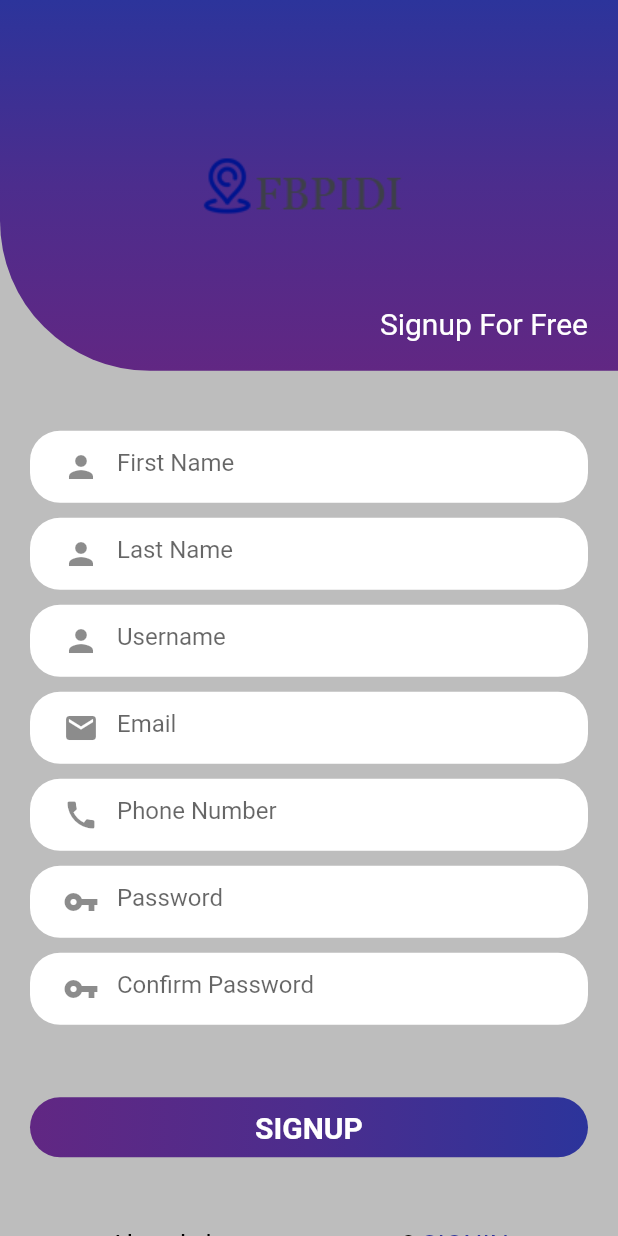
After one commit to BekaHaile/fbpidi, a Flutter app: the SignUp screen opened by its route, on a phone screen of 412 x 824 dp. The commit adds this screen. Run offline on Flutter 3.47's test engine with Material 2 defaults, Android fonts, the phone set to English and light mode, and no system bars; our stand-ins replace font_awesome_flutter.

Commit message:
Sign Up page added

```diff
--- a/lib/main.dart
+++ b/lib/main.dart
@@ -1,3 +1,5 @@
+import 'package:fbpidi/widgets/screens/Registration/signUp.dart';
+import 'package:fbpidi/widgets/screens/products.dart';
 import 'package:fbpidi/widgets/screens/home_page.dart';
 import 'package:flutter/material.dart';
 
@@ -21,6 +23,8 @@ class MyApp extends StatelessWidget {
         home: HomePage(),
         routes: {
           '/homePage': (BuildContext context) => HomePage(),
+          '/products': (BuildContext context) => ProductsPage(),
+          '/signUp': (BuildContext context) => SignUp(),
         },
         onGenerateRoute: (RouteSettings settings) {
           // final requests = settings.arguments;
--- a/lib/widgets/components/fbpidi_drawer.dart
+++ b/lib/widgets/components/fbpidi_drawer.dart
@@ -46,90 +46,13 @@ class _FbpidiDrawerState extends State<FbpidiDrawer> {
                     setState(() {
                       _currentSelected = index;
                     });
+                    if (index == 4) Navigator.pushNamed(context, "/products");
                   },
                 ),
               );
             },
           ),
         ),
-        //     Container(
-        //       color: _currentSelected == index ? Colors.deepPurple : Colors.white,
-        //       child: ListTile(
-        //         selectedTileColor: Theme.of(context).highlightColor,
-        //         title: Text(
-        //           'Home',
-        //           style: TextStyle(fontSize: 18),
-        //         ),
-        //         onTap: () {
-        //           changeColor(0);
-        //         },
-        //       ),
-        //     ),
-        //     Container(
-        //       color: _currentSelected == index ? Colors.deepPurple : Colors.white,
-        //       child: ListTile(
-        //         selectedTileColor: Theme.of(context).highlightColor,
-        //         title: Text(
-        //           'About Us',
-        //           style: TextStyle(fontSize: 18),
-        //         ),
-        //         onTap: () {
-        //           // changeColor(1);
-        //         },
-        //       ),
-        //     ),
-        //     Container(
-        //       color: _currentSelected == index ? Colors.deepPurple : Colors.white,
-        //       child: ListTile(
-        //         selectedTileColor: Theme.of(context).highlightColor,
-        //         title: Text(
-        //           'Manufacturers',
-        //           style: TextStyle(fontSize: 18),
-        //         ),
-        //         onTap: () {
-        //           changeColor(2);
-        //         },
-        //       ),
-        //     ),
-        //     Container(
-        //       color: _currentSelected == index ? Colors.deepPurple : Colors.white,
-        //       child: ListTile(
-        //         selectedTileColor: Theme.of(context).highlightColor,
-        //         title: Text(
-        //           'Suppliers',
-        //           style: TextStyle(fontSize: 18),
-        //         ),
-        //         onTap: () {
-        //           changeColor(3);
-        //         },
-        //       ),
-        //     ),
-        //     Container(
-        //       color: _currentSelected == index ? Colors.deepPurple : Colors.white,
-        //       child: ListTile(
-        //         selectedTileColor: Theme.of(context).highlightColor,
-        //         title: Text(
-        //           'Products',
-        //           style: TextStyle(fontSize: 18),
-        //         ),
-        //         onTap: () {
-        //           changeColor(4);
-        //         },
-        //       ),
-        //     ),
-        //     Container(
-        //       color: _currentSelected == index ? Colors.deepPurple : Colors.white,
-        //       child: ListTile(
-        //         selectedTileColor: Theme.of(context).highlightColor,
-        //         title: Text(
-        //           'Collaborations',
-        //           style: TextStyle(fontSize: 18),
-        //         ),
-        //         onTap: () {
-        //           changeColor(5);
-        //         },
-        //       ),
-        //     ),
       ],
     );
   }
--- /dev/null
+++ b/lib/widgets/screens/Registration/signUp.dart
@@ -0,0 +1,302 @@
+import 'package:flutter/material.dart';
+import 'package:font_awesome_flutter/font_awesome_flutter.dart';
+
+class SignUp extends StatelessWidget {
+  @override
+  Widget build(BuildContext context) {
+    return Scaffold(
+      backgroundColor: Colors.grey.shade400,
+      body: SafeArea(
+        child: SingleChildScrollView(
+          child: Container(
+            height: MediaQuery.of(context).size.height * 1.2,
+            padding: EdgeInsets.only(bottom: 30),
+            child: Column(
+              children: <Widget>[
+                HeaderContainer("Signup For Free"),
+                Expanded(
+                  flex: 1,
+                  child: Container(
+                    margin: EdgeInsets.only(left: 20, right: 20, top: 30),
+                    child: Column(
+                      mainAxisSize: MainAxisSize.max,
+                      children: <Widget>[
+                        _textInput(hint: "First Name", icon: Icons.person),
+                        _textInput(hint: "Last Name", icon: Icons.person),
+                        _textInput(hint: "Username", icon: Icons.person),
+                        _textInput(hint: "Email", icon: Icons.email),
+                        _textInput(hint: "Phone Number", icon: Icons.call),
+                        _textInput(hint: "Password", icon: Icons.vpn_key),
+                        _textInput(
+                            hint: "Confirm Password", icon: Icons.vpn_key),
+                        Expanded(
+                          child: Center(
+                            child: ButtonWidget(
+                              btnText: "SIGNUP",
+                              onClick: () {
+                                Navigator.pop(context);
+                              },
+                            ),
+                          ),
+                        ),
+                        RichText(
+                          text: TextSpan(children: [
+                            TextSpan(
+                                text: "Already have an account? ",
+                                style: TextStyle(
+                                    fontSize: 18, color: Colors.black)),
+                            TextSpan(
+                                text: "SIGNIN",
+                                style: TextStyle(
+                                  fontSize: 18,
+                                  color: Color.fromRGBO(44, 52, 155, 1),
+                                )),
+                          ]),
+                        ),
+                        Text("OR",
+                            style: TextStyle(
+                              fontSize: 18,
+                              color: Colors.black,
+                            )),
+                        Text("Login with",
+                            style: TextStyle(
+                              fontSize: 23,
+                              color: Colors.black,
+                            )),
+                        Row(
+                          children: [
+                            Padding(
+                              padding: const EdgeInsets.all(10.0),
+                              child: Container(
+                                width: MediaQuery.of(context).size.width * 0.37,
+                                height: 50.0,
+                                child: SizedBox.expand(
+                                  child: RaisedButton(
+                                    key: Key('raised'),
+                                    shape: RoundedRectangleBorder(
+                                      borderRadius:
+                                          new BorderRadius.circular(7.0),
+                                    ),
+                                    onPressed: () {},
+                                    child: Row(
+                                      mainAxisAlignment:
+                                          MainAxisAlignment.spaceEvenly,
+                                      children: [
+                                        Icon(
+                                          FontAwesomeIcons.googlePlusG,
+                                          color: Colors.white,
+                                        ),
+                                        Text(
+                                          "Google",
+                                          style: TextStyle(
+                                              fontSize: 18,
+                                              fontWeight: FontWeight.bold,
+                                              color: Colors.white),
+                                        ),
+                                      ],
+                                    ),
+                                    color: Color.fromRGBO(221, 75, 57, 1),
+                                    disabledColor:
+                                        Theme.of(context).disabledColor,
+                                  ),
+                                ),
+                              ),
+                            ),
+                            Padding(
+                              padding: const EdgeInsets.all(6.0),
+                              child: Container(
+                                width: MediaQuery.of(context).size.width * 0.13,
+                                height: 50.0,
+                                child: SizedBox.expand(
+                                  child: RaisedButton(
+                                    key: Key('raised'),
+                                    shape: RoundedRectangleBorder(
+                                      borderRadius:
+                                          new BorderRadius.circular(7.0),
+                                    ),
+                                    onPressed: () {},
+                                    child: Row(
+                                      mainAxisAlignment:
+                                          MainAxisAlignment.spaceEvenly,
+                                      children: [
+                                        Icon(
+                                          FontAwesomeIcons.twitter,
+                                          color: Colors.white,
+                                          size: 21,
+                                        ),
+                                      ],
+                                    ),
+                                    color: Color.fromRGBO(29, 161, 242, 1),
+                                    disabledColor:
+                                        Theme.of(context).disabledColor,
+                                  ),
+                                ),
+                              ),
+                            ),
+                            Padding(
+                              padding: const EdgeInsets.all(6.0),
+                              child: Container(
+                                width: MediaQuery.of(context).size.width * 0.13,
+                                height: 50.0,
+                                child: SizedBox.expand(
+                                  child: RaisedButton(
+                                    key: Key('raised'),
+                                    shape: RoundedRectangleBorder(
+                                      borderRadius:
+                                          new BorderRadius.circular(7.0),
+                                    ),
+                                    onPressed: () {},
+                                    child: Row(
+                                      mainAxisAlignment:
+                                          MainAxisAlignment.spaceEvenly,
+                                      children: [
+                                        Icon(
+                                          FontAwesomeIcons.facebook,
+                                          color: Colors.white,
+                                          size: 21,
+                                        ),
+                                      ],
+                                    ),
+                                    color: Color.fromRGBO(59, 89, 152, 1),
+                                    disabledColor:
+                                        Theme.of(context).disabledColor,
+                                  ),
+                                ),
+                              ),
+                            ),
+                            Padding(
+                              padding: const EdgeInsets.all(6.0),
+                              child: Container(
+                                width: MediaQuery.of(context).size.width * 0.13,
+                                height: 50.0,
+                                child: SizedBox.expand(
+                                  child: RaisedButton(
+                                    key: Key('raised'),
+                                    shape: RoundedRectangleBorder(
+                                      borderRadius:
+                                          new BorderRadius.circular(7.0),
+                                    ),
+                                    onPressed: () {},
+                                    child: Row(
+                                      mainAxisAlignment:
+                                          MainAxisAlignment.spaceEvenly,
+                                      children: [
+                                        Icon(
+                                          FontAwesomeIcons.gitAlt,
+                                          color: Colors.white,
+                                          size: 21,
+                                        ),
+                                      ],
+                                    ),
+                                    color: Color.fromRGBO(24, 23, 23, 1),
+                                    disabledColor:
+                                        Theme.of(context).disabledColor,
+                                  ),
+                                ),
+                              ),
+                            ),
+                          ],
+                        ),
+                      ],
+                    ),
+                  ),
+                )
+              ],
+            ),
+          ),
+        ),
+      ),
+    );
+  }
+
+  Widget _textInput({controller, hint, icon}) {
+    return Container(
+      margin: EdgeInsets.only(top: 10),
+      decoration: BoxDecoration(
+        borderRadius: BorderRadius.all(Radius.circular(20)),
+        color: Colors.white,
+      ),
+      padding: EdgeInsets.only(left: 10),
+      child: TextFormField(
+        controller: controller,
+        decoration: InputDecoration(
+          border: InputBorder.none,
+          hintText: hint,
+          prefixIcon: Icon(icon),
+        ),
+      ),
+    );
+  }
+}
+
+class HeaderContainer extends StatelessWidget {
+  final text;
+
+  HeaderContainer(this.text);
+
+  @override
+  Widget build(BuildContext context) {
+    return Container(
+      height: MediaQuery.of(context).size.height * 0.3,
+      decoration: BoxDecoration(
+          gradient: LinearGradient(colors: [
+            Color.fromRGBO(44, 52, 155, 1),
+            Color.fromRGBO(76, 45, 141, 1),
+            Color.fromRGBO(97, 39, 131, 1),
+          ], end: Alignment.bottomCenter, begin: Alignment.topCenter),
+          borderRadius: BorderRadius.only(bottomLeft: Radius.circular(100))),
+      child: Stack(
+        children: <Widget>[
+          Positioned(
+              bottom: 20,
+              right: 20,
+              child: Text(
+                text,
+                style: TextStyle(color: Colors.white, fontSize: 20),
+              )),
+          Center(
+            child: Image.asset(
+              "assets/frontpages/images/brand/logo2.png",
+              height: 300,
+              width: 300,
+            ),
+          ),
+        ],
+      ),
+    );
+  }
+}
+
+class ButtonWidget extends StatelessWidget {
+  final btnText;
+  final onClick;
+
+  ButtonWidget({this.btnText, this.onClick});
+
+  @override
+  Widget build(BuildContext context) {
+    return InkWell(
+      onTap: onClick,
+      child: Container(
+        width: double.infinity,
+        height: 40,
+        decoration: BoxDecoration(
+          gradient: LinearGradient(colors: [
+            Color.fromRGBO(44, 52, 155, 1),
+            Color.fromRGBO(76, 45, 141, 1),
+            Color.fromRGBO(97, 39, 131, 1),
+          ], end: Alignment.centerLeft, begin: Alignment.centerRight),
+          borderRadius: BorderRadius.all(
+            Radius.circular(100),
+          ),
+        ),
+        alignment: Alignment.center,
+        child: Text(
+          btnText,
+          style: TextStyle(
+              fontSize: 20, color: Colors.white, fontWeight: FontWeight.bold),
+        ),
+      ),
+    );
+  }
+}
--- a/lib/widgets/screens/home_page.dart
+++ b/lib/widgets/screens/home_page.dart
@@ -1,4 +1,3 @@
-import 'package:fbpidi/widgets/components/fbpidi_button.dart';
 import 'package:fbpidi/widgets/components/fbpidi_drawer.dart';
 import 'package:flutter/material.dart';
 import 'package:font_awesome_flutter/font_awesome_flutter.dart';
@@ -408,10 +407,15 @@ class _HomePageState extends State<HomePage> {
               ),
               Row(
                 children: [
-                  FaIcon(
-                    FontAwesomeIcons.userAlt,
-                    color: Theme.of(context).highlightColor,
-                    size: 20.0,
+                  InkWell(
+                    child: FaIcon(
+                      FontAwesomeIcons.userAlt,
+                      color: Theme.of(context).highlightColor,
+                      size: 20.0,
+                    ),
+                    onTap: () {
+                      Navigator.pushNamed(context, "/signUp");
+                    },
                   ),
                   Padding(
                     padding: EdgeInsets.only(
--- /dev/null
+++ b/lib/widgets/screens/products.dart
@@ -0,0 +1,8 @@
+import 'package:flutter/material.dart';
+
+class ProductsPage extends StatelessWidget {
+  @override
+  Widget build(BuildContext context) {
+    return Container();
+  }
+}
--- a/pubspec.yaml
+++ b/pubspec.yaml
@@ -29,7 +29,6 @@ dependencies:
   # Use with the CupertinoIcons class for iOS style icons.
   cupertino_icons: ^1.0.0
   font_awesome_flutter: ^8.11.0
-  flutter_svg: ^0.19.2+1
 
 dev_dependencies:
   flutter_test:
```
